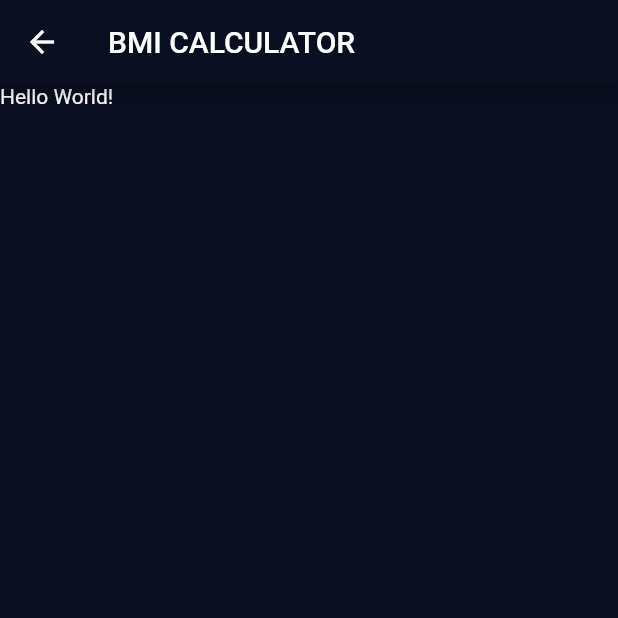
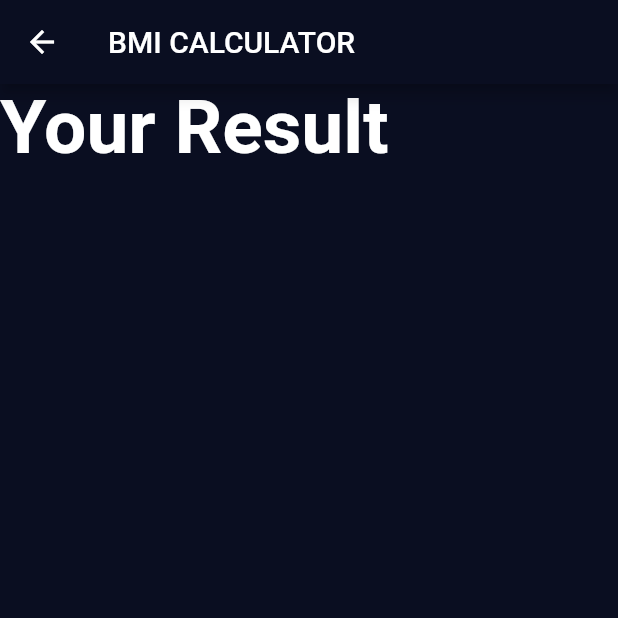
Before and after one commit to omrobbie/udemy-introduction-to-flutter-development, a Flutter app: the ResultsPage screen opened directly, on a phone screen of 412 x 824 dp, the top half of it. Run offline on Flutter 3.47's test engine with Material 2 defaults, Android fonts, the phone set to English and light mode, and no system bars; our stand-ins replace audioplayers, font_awesome_flutter, rflutter_alert.

Commit message:
add title text style

```diff
--- a/bmi_calculator/lib/constants.dart
+++ b/bmi_calculator/lib/constants.dart
@@ -8,3 +8,4 @@ const kBottomContainerColor = Color(0xFFEB1555);
 const kLabelTextStyle = TextStyle(fontSize: 18.0, color: Color(0xFF8D8E98));
 const kNumberTextStyle = TextStyle(fontSize: 50.0, fontWeight: FontWeight.w900);
 const kLargeTextStyle = TextStyle(fontSize: 25.0, fontWeight: FontWeight.bold);
+const kTitleTextStyle = TextStyle(fontSize: 50.0, fontWeight: FontWeight.bold);
--- a/bmi_calculator/lib/results_page.dart
+++ b/bmi_calculator/lib/results_page.dart
@@ -1,4 +1,6 @@
 import 'package:flutter/material.dart';
+
+import 'constants.dart';
 
 class ResultsPage extends StatelessWidget {
   @override
@@ -7,7 +9,17 @@ class ResultsPage extends StatelessWidget {
       appBar: AppBar(
         title: Text('BMI CALCULATOR'),
       ),
-      body: Text('Hello World!'),
+      body: Column(
+        mainAxisAlignment: MainAxisAlignment.spaceEvenly,
+        children: [
+          Expanded(
+            child: Text(
+              'Your Result',
+              style: kTitleTextStyle,
+            ),
+          ),
+        ],
+      ),
     );
   }
 }
```
